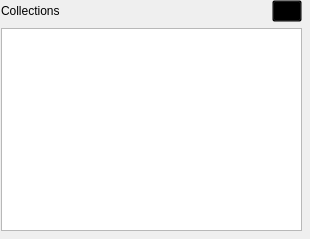
The window that calendar/src/config.ui (KDE/akonadi-google-applets) describes before a commit, drawn with Qt 5.
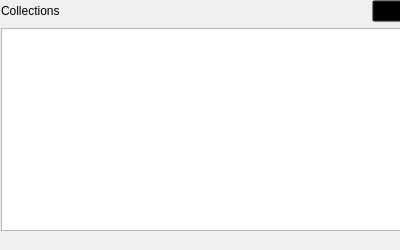
The same window after the commit.

Commit message: Unification size of configurations dialogs

Patch:
```diff
--- a/calendar/src/config.ui
+++ b/calendar/src/config.ui
@@ -6,14 +6,14 @@
    <rect>
     <x>0</x>
     <y>0</y>
-    <width>310</width>
-    <height>239</height>
+    <width>400</width>
+    <height>250</height>
    </rect>
   </property>
   <property name="minimumSize">
    <size>
-    <width>310</width>
-    <height>239</height>
+    <width>400</width>
+    <height>250</height>
    </size>
   </property>
   <property name="windowTitle">
@@ -24,7 +24,7 @@
     <rect>
      <x>1</x>
      <y>0</y>
-     <width>301</width>
+     <width>401</width>
      <height>231</height>
     </rect>
    </property>
```
The commit also changes 5 other files.
